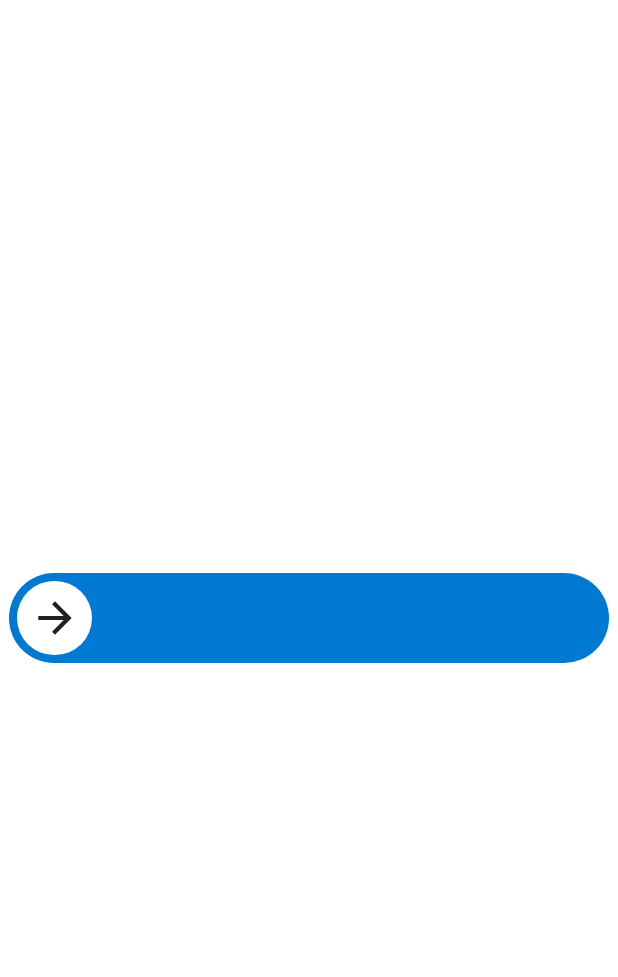
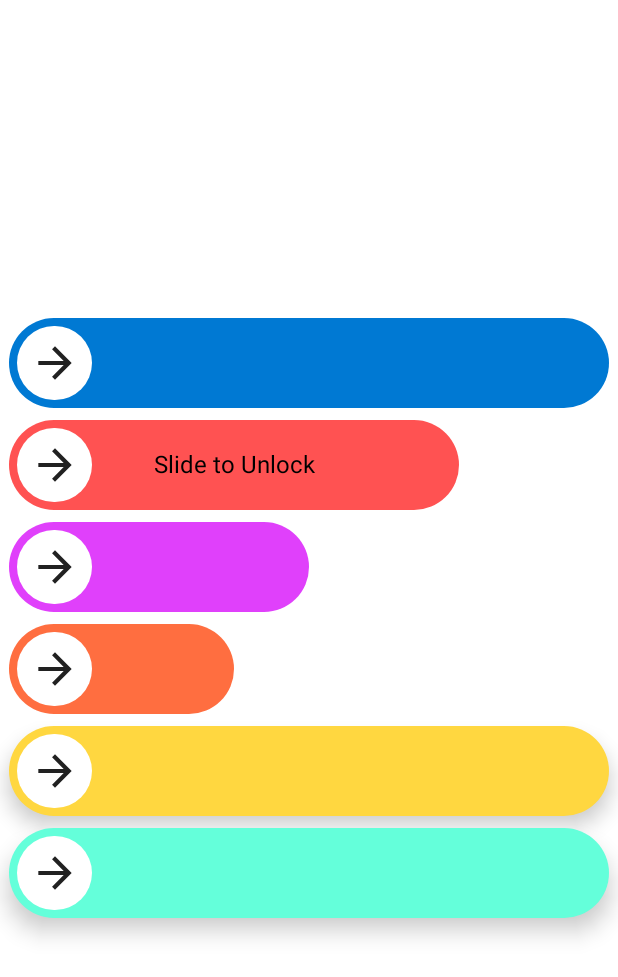
Before and after one commit to Nthily/SlideTodo, an Android app built with Jetpack Compose: the screen it shows after launch (MainActivity), on a phone screen of 412 x 824 dp. Shown: the top 977 px of the screen. Run offline under Robolectric (Android 15) with nearby library versions, the phone set to English and light mode, and no system bars.

Commit message:
Update parameters

```diff
--- a/app/src/main/java/com/github/nthily/slidetodo/MainActivity.kt
+++ b/app/src/main/java/com/github/nthily/slidetodo/MainActivity.kt
@@ -41,6 +41,9 @@ class MainActivity : ComponentActivity() {
                     modifier = Modifier.fillMaxSize(),
                     contentAlignment = Alignment.Center
                 ){
+                    Column(
+                        verticalArrangement = Arrangement.spacedBy(8.dp)
+                    ){
                         SlideTodo(
                             slideColor = Color(0xFF0079D3),
                             navigationIcon = {
@@ -61,8 +64,112 @@ class MainActivity : ComponentActivity() {
                             slideHeight = 60.dp,
                             slideWidth =  400.dp
                         )
+                        SlideTodo(
+                            slideColor = Color(0xFFFF5252),
+                            navigationIcon = {
+                                Icon(
+                                    Icons.Filled.ArrowForward,
+                                    contentDescription = null,
+                                    modifier = Modifier.padding(8.dp)
+                                )
+                            },
+                            endIcon = {
+                                Icon(
+                                    Icons.Filled.Done,
+                                    contentDescription = null,
+                                    modifier = Modifier.padding(8.dp),
+                                    tint = Color.White
+                                )
+                            },
+                            slideHeight = 60.dp,
+                            slideWidth = 300.dp,
+                            text = "Slide to Unlock"
+                        )
+                        SlideTodo(
+                            slideColor = Color(0xFFE040FB),
+                            navigationIcon = {
+                                Icon(
+                                    Icons.Filled.ArrowForward,
+                                    contentDescription = null,
+                                    modifier = Modifier.padding(8.dp)
+                                )
+                            },
+                            endIcon = {
+                                Icon(
+                                    Icons.Filled.Done,
+                                    contentDescription = null,
+                                    modifier = Modifier.padding(8.dp),
+                                    tint = Color.White
+                                )
+                            },
+                            slideHeight = 60.dp,
+                            slideWidth =  200.dp
+                        )
+                        SlideTodo(
+                            slideColor = Color(0xFFFF6E40),
+                            navigationIcon = {
+                                Icon(
+                                    Icons.Filled.ArrowForward,
+                                    contentDescription = null,
+                                    modifier = Modifier.padding(8.dp)
+                                )
+                            },
+                            endIcon = {
+                                Icon(
+                                    Icons.Filled.Done,
+                                    contentDescription = null,
+                                    modifier = Modifier.padding(8.dp),
+                                    tint = Color.White
+                                )
+                            },
+                            slideHeight = 60.dp,
+                            slideWidth =  150.dp
+                        )
+                        SlideTodo(
+                            slideColor = Color(0xFFFFD740),
+                            navigationIcon = {
+                                Icon(
+                                    Icons.Filled.ArrowForward,
+                                    contentDescription = null,
+                                    modifier = Modifier.padding(8.dp)
+                                )
+                            },
+                            endIcon = {
+                                Icon(
+                                    Icons.Filled.Done,
+                                    contentDescription = null,
+                                    modifier = Modifier.padding(8.dp),
+                                    tint = Color.White
+                                )
+                            },
+                            slideHeight = 60.dp,
+                            slideWidth =  400.dp,
+                            elevation = 8.dp
+                        )
+                        SlideTodo(
+                            slideColor = Color(0xFF64FFDA),
+                            navigationIcon = {
+                                Icon(
+                                    Icons.Filled.ArrowForward,
+                                    contentDescription = null,
+                                    modifier = Modifier.padding(8.dp)
+                                )
+                            },
+                            endIcon = {
+                                Icon(
+                                    Icons.Filled.Done,
+                                    contentDescription = null,
+                                    modifier = Modifier.padding(8.dp),
+                                    tint = Color.White
+                                )
+                            },
+                            slideHeight = 60.dp,
+                            slideWidth =  400.dp,
+                            elevation = 9.dp
+                        )
                     }
                 }
             }
         }
     }
+}
--- a/slidetodo/src/main/java/com/github/nthily/slidetodo/SlideTodo.kt
+++ b/slidetodo/src/main/java/com/github/nthily/slidetodo/SlideTodo.kt
@@ -39,7 +39,8 @@ fun SlideTodo(
     endIcon: @Composable () -> Unit,
     widthAnimationMillis: Int = 1000,
     text: String? = null,
-    textStyle: androidx.compose.ui.text.TextStyle? = null
+    textStyle: androidx.compose.ui.text.TextStyle? = null,
+    elevation: Dp = 0.dp
 ){
 
 
@@ -75,7 +76,8 @@ fun SlideTodo(
         modifier = Modifier
             .height(slideHeight)
             .width(width),
-        color = slideColor
+        color = slideColor,
+        elevation = elevation
     ) {
         Box(
             modifier = Modifier
@@ -85,16 +87,17 @@ fun SlideTodo(
                 modifier = Modifier.fillMaxSize(),
                 contentAlignment = Alignment.Center
             ){
-                if(textStyle != null){
-                    CompositionLocalProvider(
-                        LocalContentAlpha provides textAlpha,
-                        LocalTextStyle provides textStyle
-                    ) {
-                        if (text != null) {
+                CompositionLocalProvider(
+                    LocalContentAlpha provides textAlpha,
+                ) {
+                    text?.let { it ->
+                        textStyle?.let{
                             Text(
-                                text = text
+                                text = text,
+                                style = it
                             )
                         }
+                        Text(it)
                     }
                 }
             }
```
Lines whose indentation alone changed are shown as unchanged.
